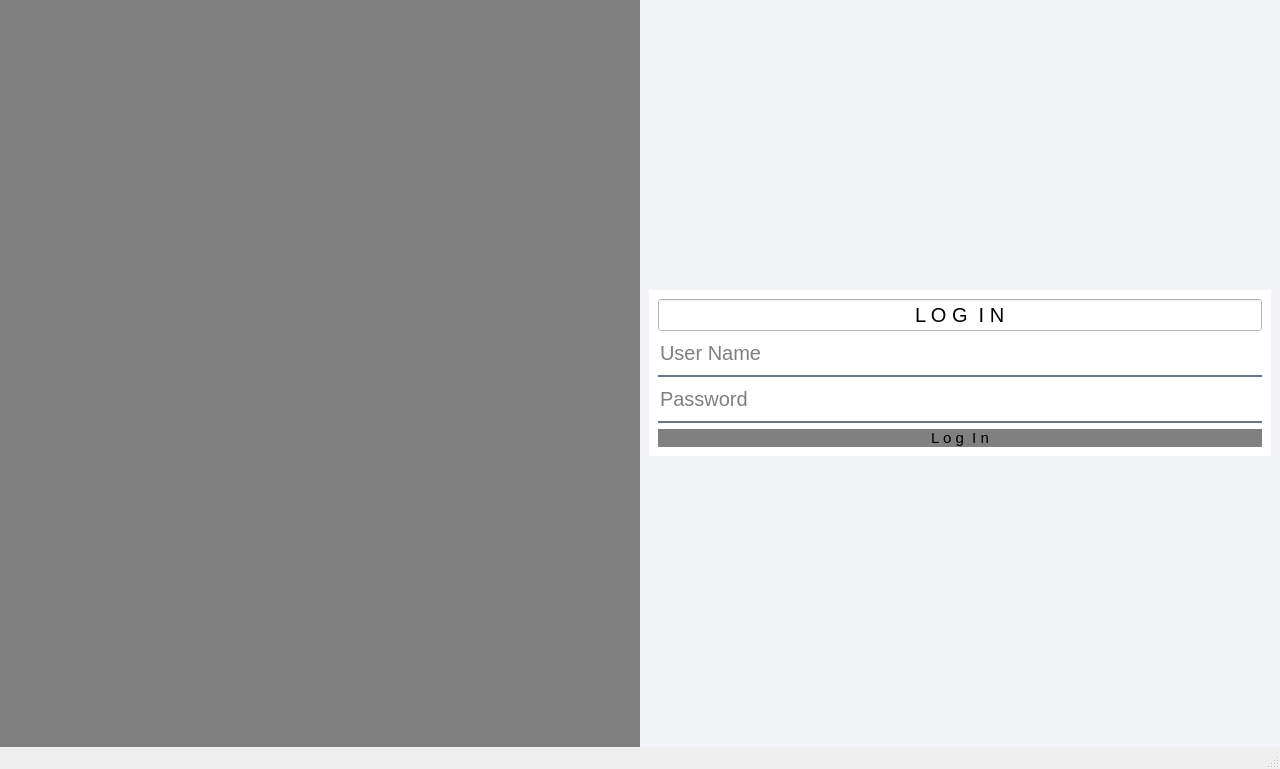
Above: login.ui from nepalprastut/oopProj before the change. Below: the same form after it.
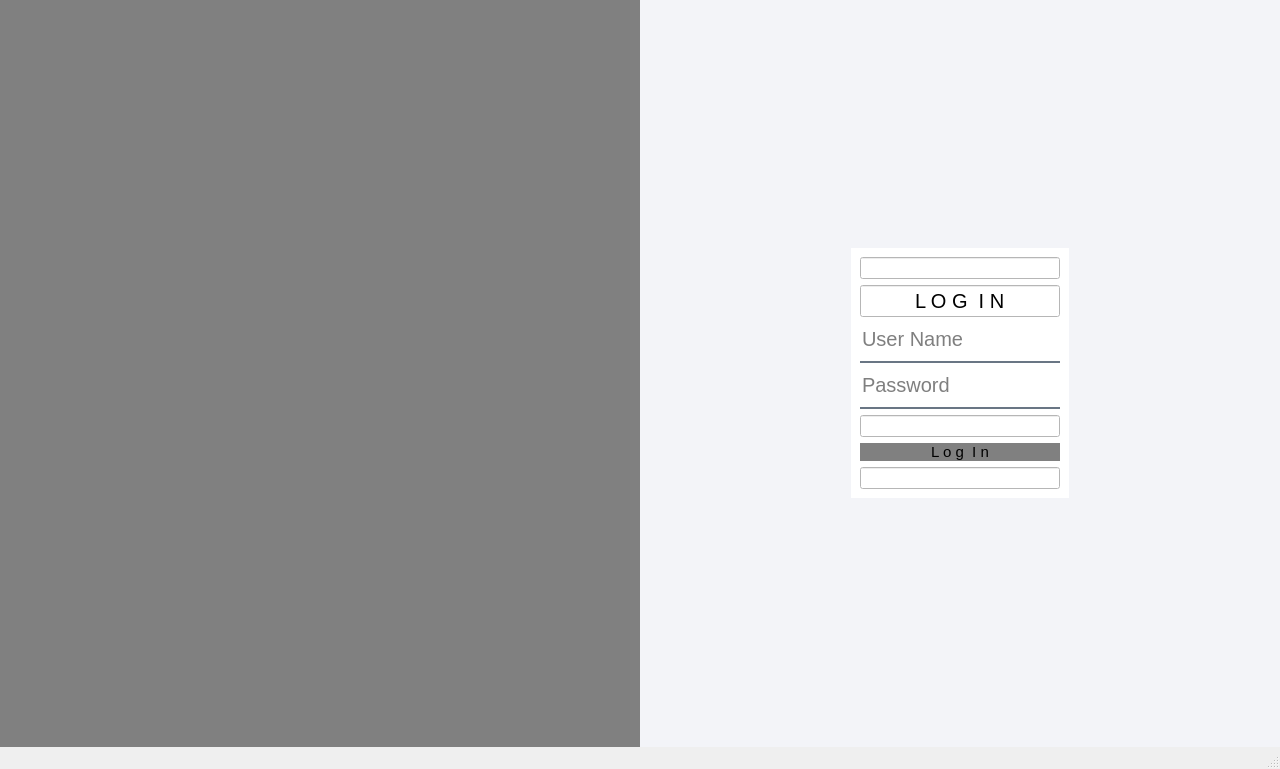
That is the form after the change. Icons and pictures are not drawn.

Diff of the .ui file:
```diff
--- a/login.ui
+++ b/login.ui
@@ -49,7 +49,7 @@
        <string notr="true">background-color: rgb(243, 244, 248);</string>
       </property>
       <layout class="QGridLayout" name="gridLayout">
-       <item row="0" column="0" alignment="|Qt::AlignmentFlag::AlignVCenter">
+       <item row="0" column="0" alignment="Qt::AlignmentFlag::AlignHCenter|Qt::AlignmentFlag::AlignVCenter">
         <widget class="QWidget" name="widget" native="true">
          <property name="styleSheet">
           <string notr="true">background-color:white;
@@ -58,6 +58,13 @@
 box_shadow: 0 0 10px rgba(0, 0, 0, .2);</string>
          </property>
          <layout class="QVBoxLayout" name="verticalLayout">
+          <item>
+           <widget class="QLineEdit" name="lineEdit_2">
+            <property name="readOnly">
+             <bool>true</bool>
+            </property>
+           </widget>
+          </item>
           <item>
            <widget class="QLineEdit" name="lineEdit">
             <property name="styleSheet">
@@ -137,6 +144,13 @@
             </property>
            </widget>
           </item>
+          <item>
+           <widget class="QLineEdit" name="lineEdit_4">
+            <property name="readOnly">
+             <bool>true</bool>
+            </property>
+           </widget>
+          </item>
           <item>
            <widget class="QPushButton" name="pushButton_login">
             <property name="styleSheet">
@@ -162,6 +176,13 @@
             </property>
            </widget>
           </item>
+          <item>
+           <widget class="QLineEdit" name="lineEdit_3">
+            <property name="readOnly">
+             <bool>true</bool>
+            </property>
+           </widget>
+          </item>
          </layout>
         </widget>
        </item>
```
Left out of the diff: 2 changed lines with no effect on the pictures.
